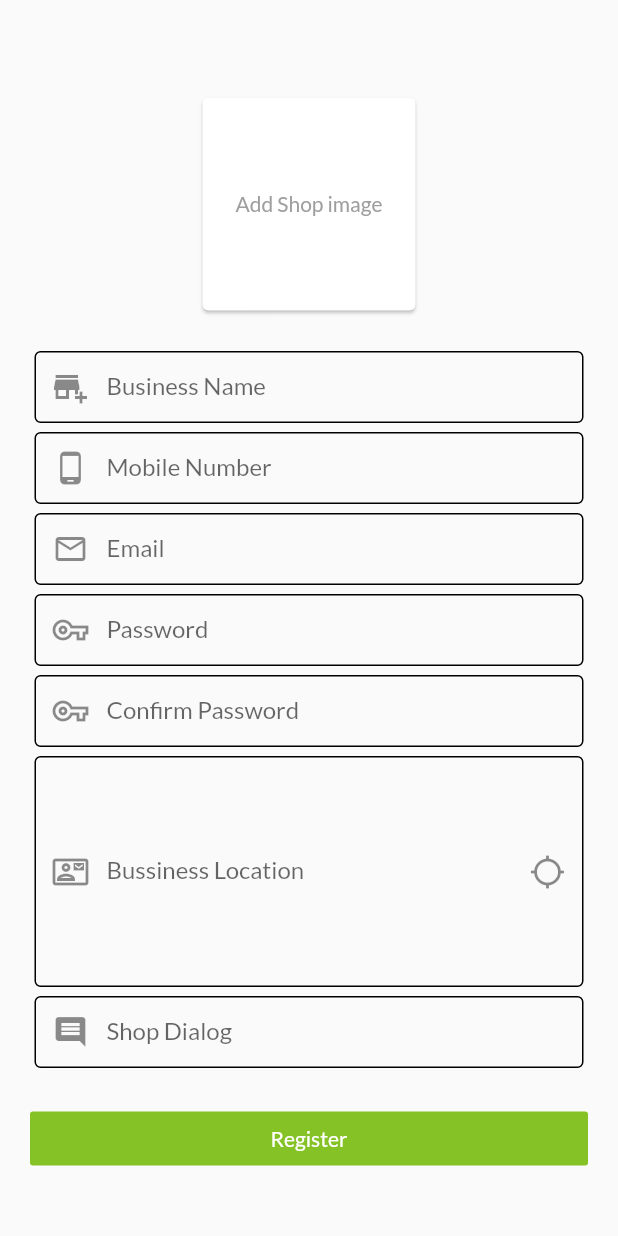
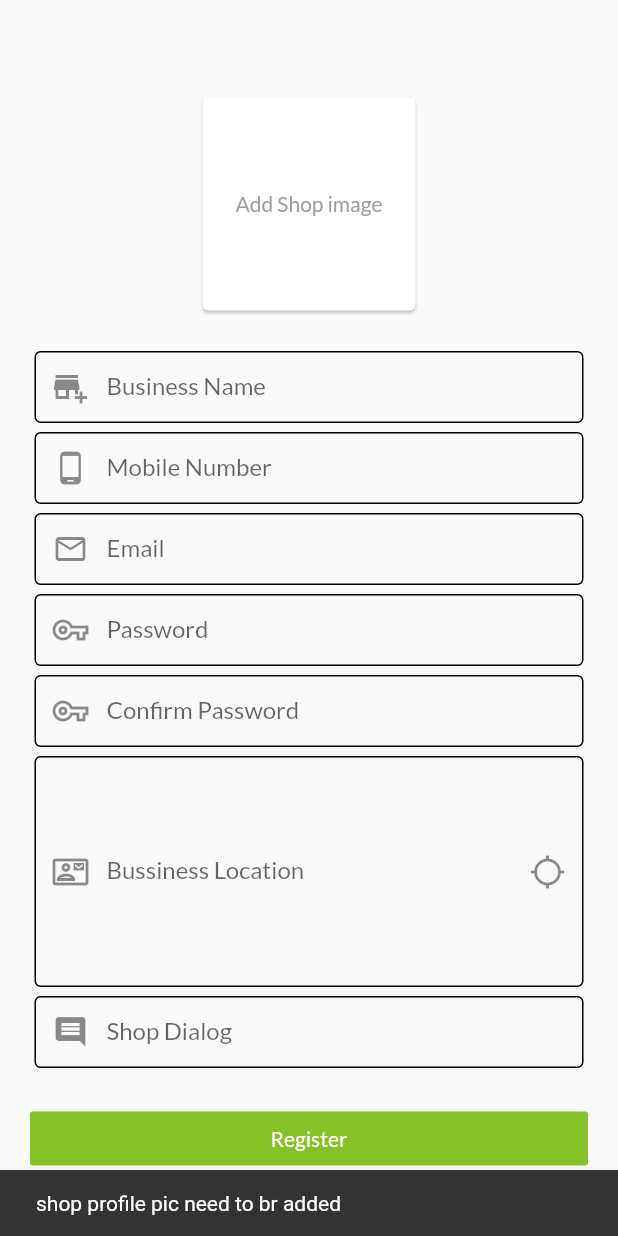
Before and after one commit to sanket27898/flutter_cloudKitchen_Vendor_app, a Flutter app: the screen it shows after launch, after a tap on "Register", on a phone screen of 412 x 824 dp. Run offline on Flutter 3.47's test engine with Material 2 defaults, Android fonts, the light colour scheme and no system bars; our stand-ins replace email_validator, firebase_auth, firebase_core, image_picker, location; missing offline and left inert: geocoder; accounts and stored records are empty.

Commit message:
here i just change in two file to run the project that is in main file changeNotifierProvider and in register form change the position of else to remove some bug..

```diff
--- a/lib/main.dart
+++ b/lib/main.dart
@@ -13,7 +13,7 @@ void main() async {
   await Firebase.initializeApp();
   runApp(MultiProvider(
     providers: [
-      Provider(create: (_) => AuthProvider()),
+      ChangeNotifierProvider(create: (_) => AuthProvider()),
     ],
     child: MyApp(),
   ));
--- a/lib/widgets/register_form.dart
+++ b/lib/widgets/register_form.dart
@@ -247,13 +247,13 @@ class _RegisterFormState extends State<RegisterForm> {
                             content: Text('Processing Data'),
                           ),
                         );
-                      } else {
-                        ScaffoldMessenger.of(context).showSnackBar(
-                          SnackBar(
-                            content: Text('shop profile pic need to br added'),
-                          ),
-                        );
                       }
+                    } else {
+                      ScaffoldMessenger.of(context).showSnackBar(
+                        SnackBar(
+                          content: Text('shop profile pic need to br added'),
+                        ),
+                      );
                     }
                   },
                   child: Text(
```
